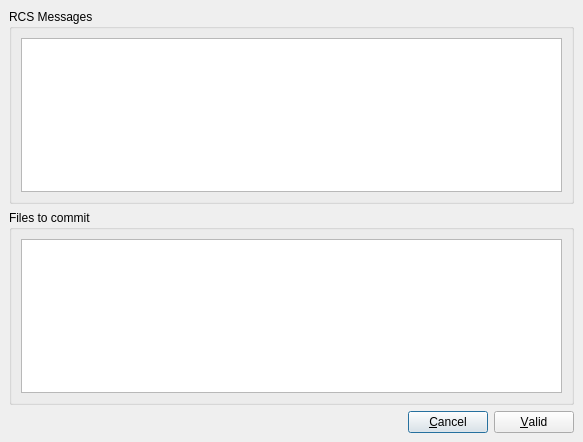
phoenix741/xinx, file xinx/ui/commitmessages.ui: the form before one commit.
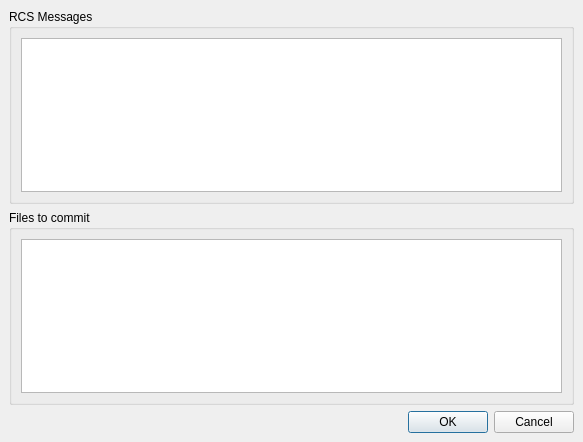
The form after the commit. Icons and pictures are not drawn.

The edit to the form file:
```diff
--- a/xinx/ui/commitmessages.ui
+++ b/xinx/ui/commitmessages.ui
@@ -106,56 +106,11 @@
     </widget>
    </item>
    <item>
-    <layout class="QHBoxLayout" >
-     <property name="spacing" >
-      <number>6</number>
+    <widget class="QDialogButtonBox" name="buttonBox" >
+     <property name="standardButtons" >
+      <set>QDialogButtonBox::Cancel|QDialogButtonBox::Ok</set>
      </property>
-     <property name="leftMargin" >
-      <number>0</number>
-     </property>
-     <property name="topMargin" >
-      <number>0</number>
-     </property>
-     <property name="rightMargin" >
-      <number>0</number>
-     </property>
-     <property name="bottomMargin" >
-      <number>0</number>
-     </property>
-     <item>
-      <spacer>
-       <property name="orientation" >
-        <enum>Qt::Horizontal</enum>
-       </property>
-       <property name="sizeHint" >
-        <size>
-         <width>321</width>
-         <height>20</height>
-        </size>
-       </property>
-      </spacer>
-     </item>
-     <item>
-      <widget class="QPushButton" name="m_cancelBtn" >
-       <property name="text" >
-        <string>&amp;Cancel</string>
-       </property>
-       <property name="icon" >
-        <iconset resource="../application.qrc" >:/images/button_cancel.png</iconset>
-       </property>
-      </widget>
-     </item>
-     <item>
-      <widget class="QPushButton" name="m_validButton" >
-       <property name="text" >
-        <string>&amp;Valid</string>
-       </property>
-       <property name="icon" >
-        <iconset resource="../application.qrc" >:/images/button_ok.png</iconset>
-       </property>
-      </widget>
-     </item>
-    </layout>
+    </widget>
    </item>
   </layout>
  </widget>
```
Left out of the diff: 67 changed lines with no effect on the pictures.
